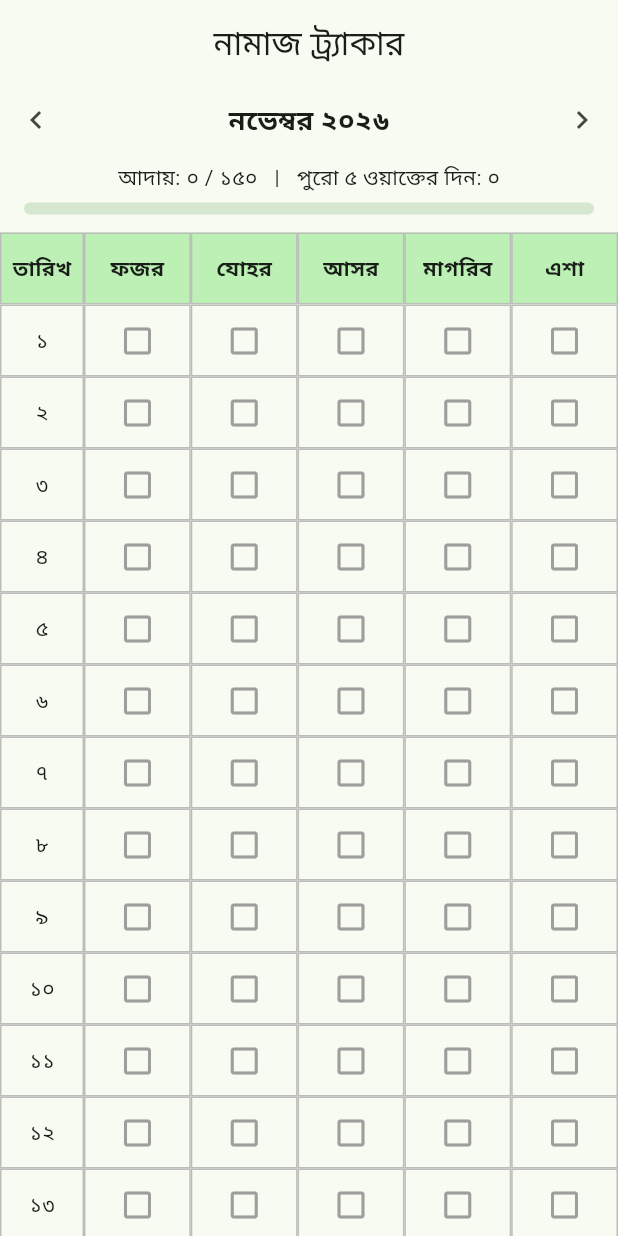
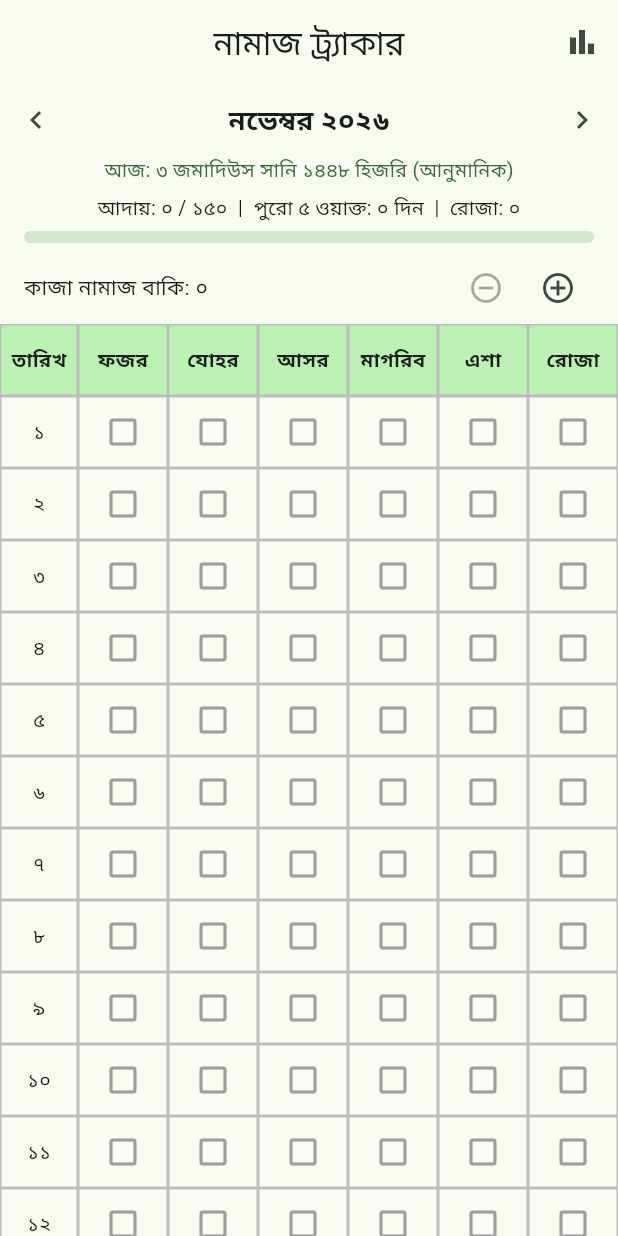
Before and after one commit to saleheenmia/Namaz-Tracker, a Flutter app: the screen it shows after launch, on a phone screen of 412 x 824 dp. Run offline on Flutter 3.47's test engine with Material 3 defaults, Android fonts, the phone set to English and light mode, and no system bars; our stand-ins replace shared_preferences.

Commit message:
Update main.dart

```diff
--- a/lib/main.dart
+++ b/lib/main.dart
@@ -19,7 +19,8 @@ class PrayerTrackerApp extends StatelessWidget {
   }
 }
 
-const List<String> prayers = ['ফজর', 'যোহর', 'আসর', 'মাগরিব', 'এশা'];
+const List<String> columns = ['ফজর', 'যোহর', 'আসর', 'মাগরিব', 'এশা', 'রোজা'];
+const int prayerCount = 5;
 
 const List<String> monthNames = [
   'জানুয়ারি',
@@ -36,9 +37,51 @@ const List<String> monthNames = [
   'ডিসেম্বর',
 ];
 
+const List<String> hijriMonths = [
+  'মুহাররম',
+  'সফর',
+  'রবিউল আউয়াল',
+  'রবিউস সানি',
+  'জমাদিউল আউয়াল',
+  'জমাদিউস সানি',
+  'রজব',
+  'শাবান',
+  'রমজান',
+  'শাওয়াল',
+  'জিলকদ',
+  'জিলহজ',
+];
+
 String bn(int n) {
   const digits = '০১২৩৪৫৬৭৮৯';
   return n.toString().split('').map((c) => digits[int.parse(c)]).join();
+}
+
+// গ্রেগরিয়ান তারিখ থেকে আনুমানিক হিজরি তারিখ: [বছর, মাস, দিন]
+List<int> toHijri(DateTime date) {
+  final a = (14 - date.month) ~/ 12;
+  final y = date.year + 4800 - a;
+  final m = date.month + 12 * a - 3;
+  final jd = date.day +
+      (153 * m + 2) ~/ 5 +
+      365 * y +
+      y ~/ 4 -
+      y ~/ 100 +
+      y ~/ 400 -
+      32045;
+  var l = jd - 1948440 + 10632;
+  final n = (l - 1) ~/ 10631;
+  l = l - 10631 * n + 354;
+  final j = ((10985 - l) ~/ 5316) * ((50 * l) ~/ 17719) +
+      (l ~/ 5670) * ((43 * l) ~/ 15238);
+  l = l -
+      ((30 - j) ~/ 15) * ((17719 * j) ~/ 50) -
+      (j ~/ 16) * ((15238 * j) ~/ 43) +
+      29;
+  final hm = (24 * l) ~/ 709;
+  final hd = l - (709 * hm) ~/ 24;
+  final hy = 30 * n + j - 30;
+  return [hy, hm, hd];
 }
 
 class PrayerTrackerScreen extends StatefulWidget {
@@ -54,8 +97,9 @@ class _PrayerTrackerScreenState extends State<PrayerTrackerScreen> {
   late int month;
   SharedPreferences? prefs;
   List<List<bool>> tracker = [];
+  int qaza = 0;
 
-  String get _key => 'namaz-$year-$month';
+  String get _key => 'namaz2-$year-$month';
 
   @override
   void initState() {
@@ -67,6 +111,7 @@ class _PrayerTrackerScreenState extends State<PrayerTrackerScreen> {
 
   Future<void> _init() async {
     prefs = await SharedPreferences.getInstance();
+    qaza = prefs?.getInt('qaza') ?? 0;
     _load();
   }
 
@@ -75,8 +120,8 @@ class _PrayerTrackerScreenState extends State<PrayerTrackerScreen> {
     final saved = prefs?.getString(_key) ?? '';
     setState(() {
       tracker = List.generate(days, (d) {
-        return List.generate(prayers.length, (p) {
-          final i = d * prayers.length + p;
+        return List.generate(columns.length, (p) {
+          final i = d * columns.length + p;
           return i < saved.length && saved[i] == '1';
         });
       });
@@ -88,9 +133,9 @@ class _PrayerTrackerScreenState extends State<PrayerTrackerScreen> {
     prefs?.setString(_key, text);
   }
 
-  void _toggle(int day, int prayer) {
+  void _toggle(int day, int col) {
     setState(() {
-      tracker[day][prayer] = !tracker[day][prayer];
+      tracker[day][col] = !tracker[day][col];
     });
     _save();
   }
@@ -111,21 +156,92 @@ class _PrayerTrackerScreenState extends State<PrayerTrackerScreen> {
     _load();
   }
 
+  void _changeQaza(int delta) {
+    setState(() {
+      qaza = qaza + delta;
+      if (qaza < 0) qaza = 0;
+    });
+    prefs?.setInt('qaza', qaza);
+  }
+
   bool _isToday(int day) {
     return year == now.year && month == now.month && day == now.day;
+  }
+
+  String _hijriToday() {
+    final h = toHijri(now);
+    return '${bn(h[2])} ${hijriMonths[h[1] - 1]} ${bn(h[0])} হিজরি';
+  }
+
+  void _showReport() {
+    final days = tracker.length;
+    final fullDays =
+        tracker.where((r) => r.take(prayerCount).every((b) => b)).length;
+    showModalBottomSheet(
+      context: context,
+      builder: (ctx) {
+        return Padding(
+          padding: const EdgeInsets.all(16),
+          child: Column(
+            mainAxisSize: MainAxisSize.min,
+            crossAxisAlignment: CrossAxisAlignment.start,
+            children: [
+              Text(
+                '${monthNames[month - 1]} ${bn(year)} এর রিপোর্ট',
+                style: const TextStyle(fontSize: 18, fontWeight: FontWeight.bold),
+              ),
+              const SizedBox(height: 12),
+              ...List.generate(columns.length, (p) {
+                final c = tracker.where((r) => r[p]).length;
+                return Padding(
+                  padding: const EdgeInsets.symmetric(vertical: 4),
+                  child: Row(
+                    children: [
+                      SizedBox(width: 70, child: Text(columns[p])),
+                      Expanded(
+                        child: LinearProgressIndicator(
+                          value: days == 0 ? 0 : c / days,
+                          minHeight: 8,
+                          borderRadius: BorderRadius.circular(6),
+                        ),
+                      ),
+                      const SizedBox(width: 8),
+                      Text('${bn(c)}/${bn(days)}'),
+                    ],
+                  ),
+                );
+              }),
+              const SizedBox(height: 10),
+              Text('পুরো ৫ ওয়াক্তের দিন: ${bn(fullDays)}'),
+              const SizedBox(height: 8),
+            ],
+          ),
+        );
+      },
+    );
   }
 
   @override
   Widget build(BuildContext context) {
     final cs = Theme.of(context).colorScheme;
-    final total = tracker.length * prayers.length;
-    final done = tracker.fold<int>(0, (s, r) => s + r.where((b) => b).length);
-    final fullDays = tracker.where((r) => r.every((b) => b)).length;
+    final total = tracker.length * prayerCount;
+    final done = tracker.fold<int>(
+        0, (s, r) => s + r.take(prayerCount).where((b) => b).length);
+    final fullDays =
+        tracker.where((r) => r.take(prayerCount).every((b) => b)).length;
+    final fasts = tracker.where((r) => r[prayerCount]).length;
 
     return Scaffold(
       appBar: AppBar(
         title: const Text('নামাজ ট্র্যাকার'),
         centerTitle: true,
+        actions: [
+          IconButton(
+            icon: const Icon(Icons.bar_chart),
+            tooltip: 'মাসের রিপোর্ট',
+            onPressed: _showReport,
+          ),
+        ],
       ),
       body: Column(
         children: [
@@ -146,12 +262,17 @@ class _PrayerTrackerScreenState extends State<PrayerTrackerScreen> {
               ),
             ],
           ),
+          Text(
+            'আজ: ${_hijriToday()} (আনুমানিক)',
+            style: TextStyle(fontSize: 13, color: cs.primary),
+          ),
           Padding(
-            padding: const EdgeInsets.symmetric(horizontal: 16, vertical: 4),
+            padding: const EdgeInsets.symmetric(horizontal: 16, vertical: 6),
             child: Column(
               children: [
                 Text(
-                  'আদায়: ${bn(done)} / ${bn(total)}   |   পুরো ৫ ওয়াক্তের দিন: ${bn(fullDays)}',
+                  'আদায়: ${bn(done)} / ${bn(total)}  |  পুরো ৫ ওয়াক্ত: ${bn(fullDays)} দিন  |  রোজা: ${bn(fasts)}',
+                  style: const TextStyle(fontSize: 13),
                 ),
                 const SizedBox(height: 6),
                 LinearProgressIndicator(
@@ -162,13 +283,33 @@ class _PrayerTrackerScreenState extends State<PrayerTrackerScreen> {
               ],
             ),
           ),
-          const SizedBox(height: 8),
+          Padding(
+            padding: const EdgeInsets.symmetric(horizontal: 16),
+            child: Row(
+              mainAxisAlignment: MainAxisAlignment.spaceBetween,
+              children: [
+                Text('কাজা নামাজ বাকি: ${bn(qaza)}'),
+                Row(
+                  children: [
+                    IconButton(
+                      icon: const Icon(Icons.remove_circle_outline),
+                      onPressed: qaza > 0 ? () => _changeQaza(-1) : null,
+                    ),
+                    IconButton(
+                      icon: const Icon(Icons.add_circle_outline),
+                      onPressed: () => _changeQaza(1),
+                    ),
+                  ],
+                ),
+              ],
+            ),
+          ),
           Container(
             color: cs.primaryContainer,
             child: Row(
               children: [
-                _cell('তারিখ', width: 56, bold: true),
-                ...prayers.map((p) => Expanded(child: _cell(p, bold: true))),
+                _cell('তারিখ', width: 52, bold: true),
+                ...columns.map((c) => Expanded(child: _cell(c, bold: true))),
               ],
             ),
           ),
@@ -177,11 +318,13 @@ class _PrayerTrackerScreenState extends State<PrayerTrackerScreen> {
               itemCount: tracker.length,
               itemBuilder: (context, day) {
                 return Container(
-                  color: _isToday(day + 1) ? Colors.amber.withOpacity(0.25) : null,
+                  color: _isToday(day + 1)
+                      ? Colors.amber.withOpacity(0.25)
+                      : null,
                   child: Row(
                     children: [
-                      _cell(bn(day + 1), width: 56),
-                      ...List.generate(prayers.length, (p) {
+                      _cell(bn(day + 1), width: 52),
+                      ...List.generate(columns.length, (p) {
                         final on = tracker[day][p];
                         return Expanded(
                           child: InkWell(
@@ -193,7 +336,9 @@ class _PrayerTrackerScreenState extends State<PrayerTrackerScreen> {
                                 border: Border.all(color: Colors.grey.shade400),
                               ),
                               child: Icon(
-                                on ? Icons.check_box : Icons.check_box_outline_blank,
+                                on
+                                    ? Icons.check_box
+                                    : Icons.check_box_outline_blank,
                                 color: on ? Colors.green : Colors.grey,
                               ),
                             ),
@@ -219,9 +364,15 @@ class _PrayerTrackerScreenState extends State<PrayerTrackerScreen> {
       decoration: BoxDecoration(
         border: Border.all(color: Colors.grey.shade400),
       ),
-      child: Text(
-        text,
-        style: TextStyle(fontWeight: bold ? FontWeight.bold : FontWeight.normal),
+      child: FittedBox(
+        fit: BoxFit.scaleDown,
+        child: Text(
+          text,
+          style: TextStyle(
+            fontSize: 13,
+            fontWeight: bold ? FontWeight.bold : FontWeight.normal,
+          ),
+        ),
       ),
     );
   }
```
